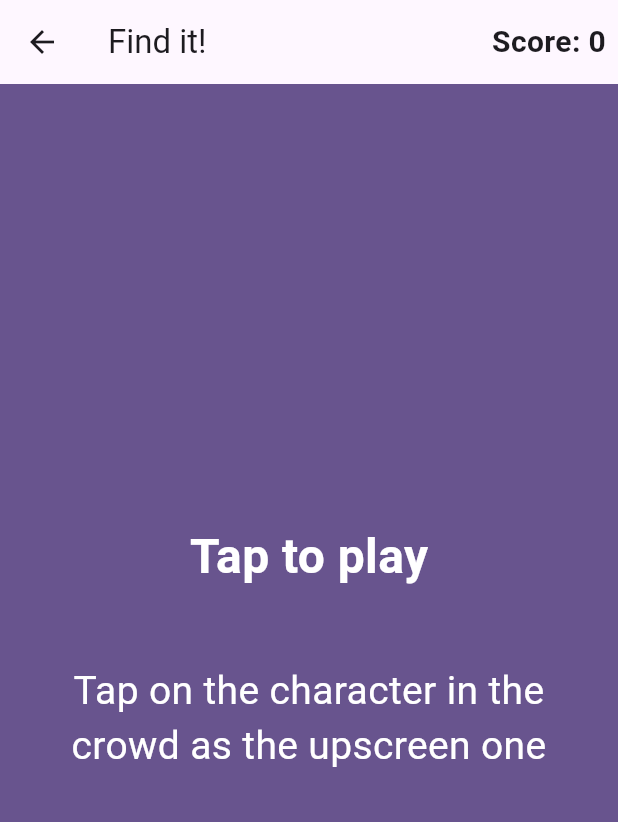
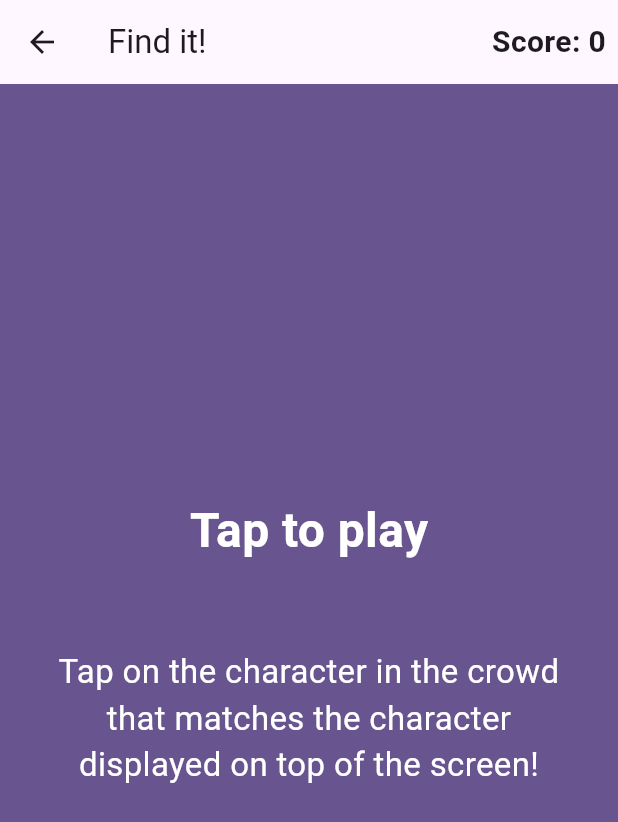
Before and after one commit to Hikuluno/Projet_ProgM, a Flutter app: the FindItGame screen opened by its route, on a phone screen of 412 x 824 dp. Shown: the top 822 px of the screen. Run offline on Flutter 3.47's test engine with Material 2 defaults, Android fonts, the light colour scheme and no system bars; missing offline and left inert: filesystem_picker, flutter_p2p_connection, indexed.

Commit message:
waiting screen finished

```diff
--- a/lib/screens/findItGame.dart
+++ b/lib/screens/findItGame.dart
@@ -19,7 +19,7 @@ class FindItGameState extends State<FindItGame> {
   late Timer _timer;
   bool _isGameRunning = false;
   bool _isGameFinished = false;
-  bool _isWaiting = false;
+  bool reload = false;
   final _random = Random();
 
   bool singleTap = true;
@@ -51,7 +51,7 @@ class FindItGameState extends State<FindItGame> {
           ],
         ),
         body: _isGameRunning
-            ? _isWaiting
+            ? reload
                 ? Container(
                     color: Colors.black87,
                     child: Column(
@@ -155,12 +155,12 @@ class FindItGameState extends State<FindItGame> {
                             height: 32,
                           ),
                           Padding(
-                            padding: EdgeInsets.all(16),
+                            padding: EdgeInsets.all(24),
                             child: Text(
-                              'Tap on the character in the crowd as the upscreen one',
+                              'Tap on the character in the crowd that matches the character displayed on top of the screen!',
                               textAlign: TextAlign.center,
                               style: TextStyle(
-                                fontSize: 26,
+                                fontSize: 22,
                                 color: Colors.white,
                               ),
                             ),
@@ -206,18 +206,20 @@ class FindItGameState extends State<FindItGame> {
 
   void onCharacterTap(String character) {
     if (singleTap) {
-      setState(() {
-        _isWaiting = true;
-      });
       singleTap = false;
-      Timer(const Duration(milliseconds: 500), () {
+      Timer(const Duration(milliseconds: 1000), () {
         if (character == characterToFind) {
           _scoreKey.currentState!.increment();
         }
         spawnHead();
         singleTap = true;
         setState(() {
-          _isWaiting = false;
+          reload = true;
+        });
+        Timer(const Duration(milliseconds: 50), () {
+          setState(() {
+            reload = false;
+          });
         });
       });
     }
```
Also changed, not shown: lib/widgets/findItCrowd.dart (+18 -4 lines), lib/widgets/findItPicture.dart (+9 -5 lines).
